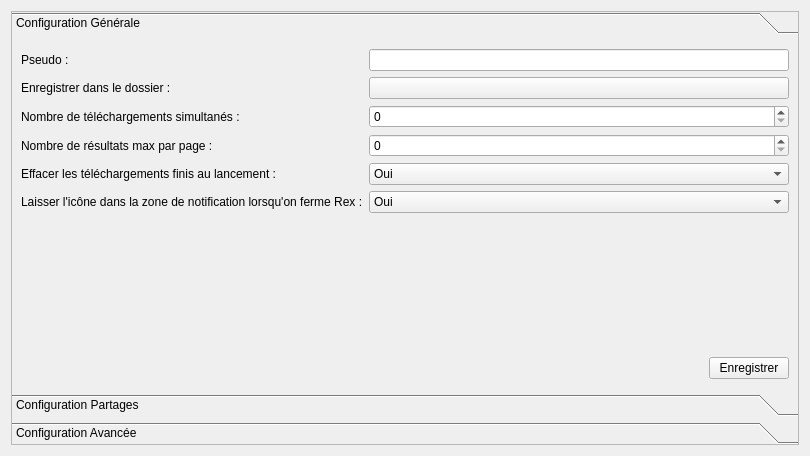
This is ui/options.ui in MaximeCheramy/pyrex as Qt 5 draws it before an edit. The edited form follows.
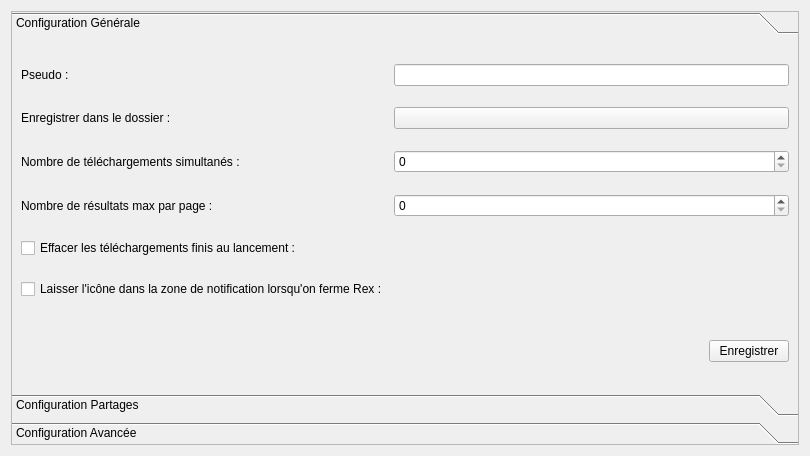
This is the edited form.

Commit message: bugFix : unicode object is not callable dans configuration Modif des options : checkbox à la place des combo oui/non Diverses améliorations

```diff
--- a/ui/options.ui
+++ b/ui/options.ui
@@ -102,48 +102,20 @@
         </widget>
        </item>
        <item row="4" column="0">
-        <widget class="QLabel" name="label_26">
+        <widget class="QCheckBox" name="check_clean_dl_list">
          <property name="text">
           <string>Effacer les téléchargements finis au lancement :</string>
          </property>
         </widget>
        </item>
-       <item row="4" column="1">
-        <widget class="QComboBox" name="combo_eff_dwl_init">
-         <item>
-          <property name="text">
-           <string>Oui</string>
-          </property>
-         </item>
-         <item>
-          <property name="text">
-           <string>Non</string>
-          </property>
-         </item>
-        </widget>
-       </item>
-       <item row="6" column="0">
-        <widget class="QLabel" name="label_27">
+       <item row="5" column="0">
+        <widget class="QCheckBox" name="check_icon">
          <property name="text">
           <string>Laisser l'icône dans la zone de notification lorsqu'on ferme Rex :</string>
          </property>
         </widget>
        </item>
-       <item row="6" column="1">
-        <widget class="QComboBox" name="combo_ico_notif">
-         <item>
-          <property name="text">
-           <string>Oui</string>
-          </property>
-         </item>
-         <item>
-          <property name="text">
-           <string>Non</string>
-          </property>
-         </item>
-        </widget>
-       </item>
-       <item row="7" column="1">
+       <item row="5" column="1">
         <spacer name="verticalSpacer_7">
          <property name="orientation">
           <enum>Qt::Vertical</enum>
@@ -156,7 +128,7 @@
          </property>
         </spacer>
        </item>
-       <item row="8" column="1">
+       <item row="6" column="1">
         <layout class="QHBoxLayout" name="horizontalLayout_14">
          <item>
           <spacer name="horizontalSpacer_9">
```
Left out of the diff: 14 changed lines with no effect on the pictures. The commit also changes 3 other files.
